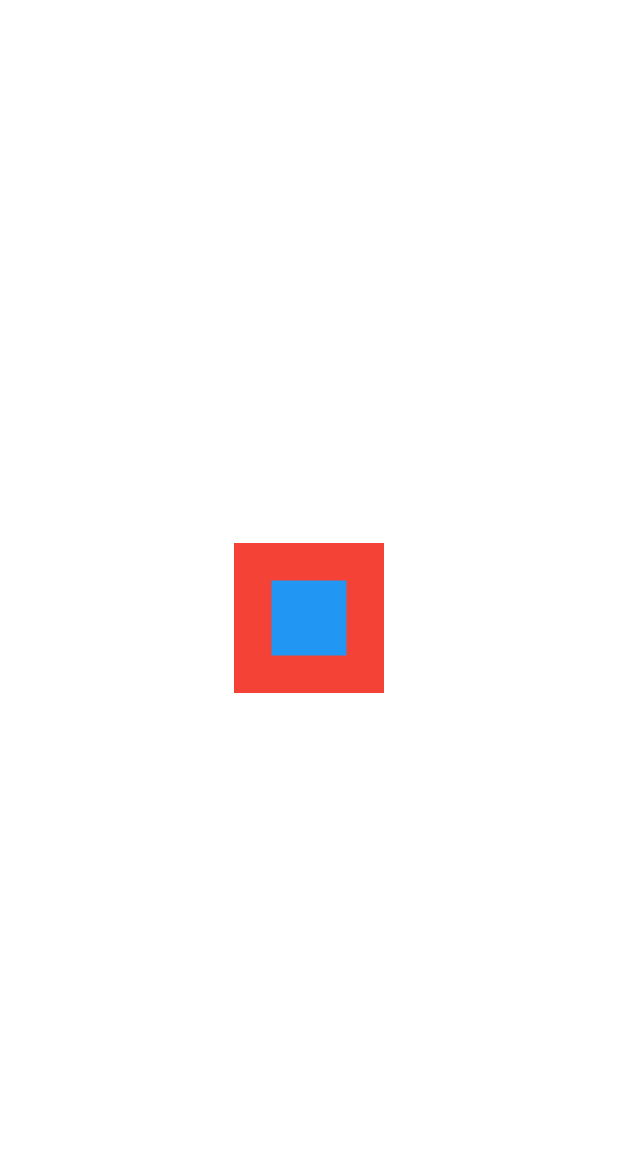
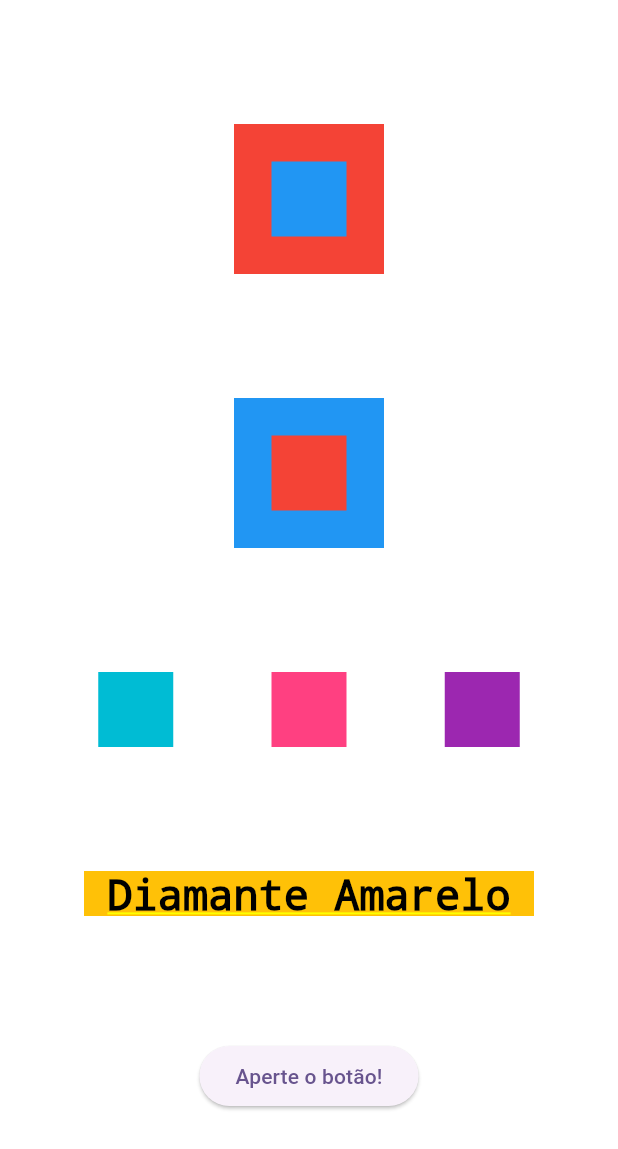
Before and after one commit to Allysontecn23/Curso-Flutter, a Flutter app: the screen it shows after launch, on a phone screen of 412 x 824 dp. Shown: the top 1149 px of the screen. Run offline on Flutter 3.47's test engine with Material 2 defaults, Android fonts, the phone set to English and light mode, and no system bars.

Commit message:
curso flutter

```diff
--- a/lib/main.dart
+++ b/lib/main.dart
@@ -12,12 +12,17 @@ class MyApp extends StatelessWidget {
     return MaterialApp(
         title: 'Flutter Demo',
         theme: ThemeData(
-
           colorScheme: ColorScheme.fromSeed(seedColor: Colors.deepPurple),
           useMaterial3: true,
         ),
-      home: Stack(
-        alignment: AlignmentDirectional.center,
+        home: Container(
+          color: Colors.white,
+          child: Column(
+            mainAxisAlignment: MainAxisAlignment.spaceEvenly,
+            crossAxisAlignment: CrossAxisAlignment.center,
+            children: [
+              Stack(
+                alignment: Alignment.center,
                 children: [
                   Container(
                     width: 100,
@@ -31,6 +36,63 @@ class MyApp extends StatelessWidget {
                   ),
                 ],
               ),
-    );
+              Stack(
+                alignment: Alignment.center,
+                children: [
+                  Container(
+                    width: 100,
+                    height: 100,
+                    color: Colors.blue,
+                  ),
+                  Container(
+                    width: 50,
+                    height: 50,
+                    color: Colors.red,
+                  ),
+                ],
+              ),
+              Row(
+                mainAxisAlignment: MainAxisAlignment.spaceEvenly,
+                crossAxisAlignment: CrossAxisAlignment.center,
+                children: [
+                  Container(
+                    color: Colors.cyan,
+                    height: 50,
+                    width: 50,
+                  ),
+                  Container(
+                    color: Colors.pinkAccent,
+                    height: 50,
+                    width: 50,
+                  ),
+                  Container(
+                    color: Colors.purple,
+                    height: 50,
+                    width: 50,
+                  ),
+                ],
+              ),
+              Container(
+                color: Colors.amber,
+                height: 30,
+                width: 300,
+                child: const Text(
+                  "Diamante Amarelo",
+                  textAlign: TextAlign.center,
+                  style: TextStyle(
+                    color: Colors.black,
+                    fontSize: 28,
+                  ),
+                ),
+              ),
+              ElevatedButton(
+                onPressed: () {
+                  debugPrint("Você Apertou o botão");
+                },
+                child: Text("Aperte o botão!"),
+              )
+            ],
+          ),
+        ));
   }
 }
```
Lines whose indentation alone changed are shown as unchanged.
